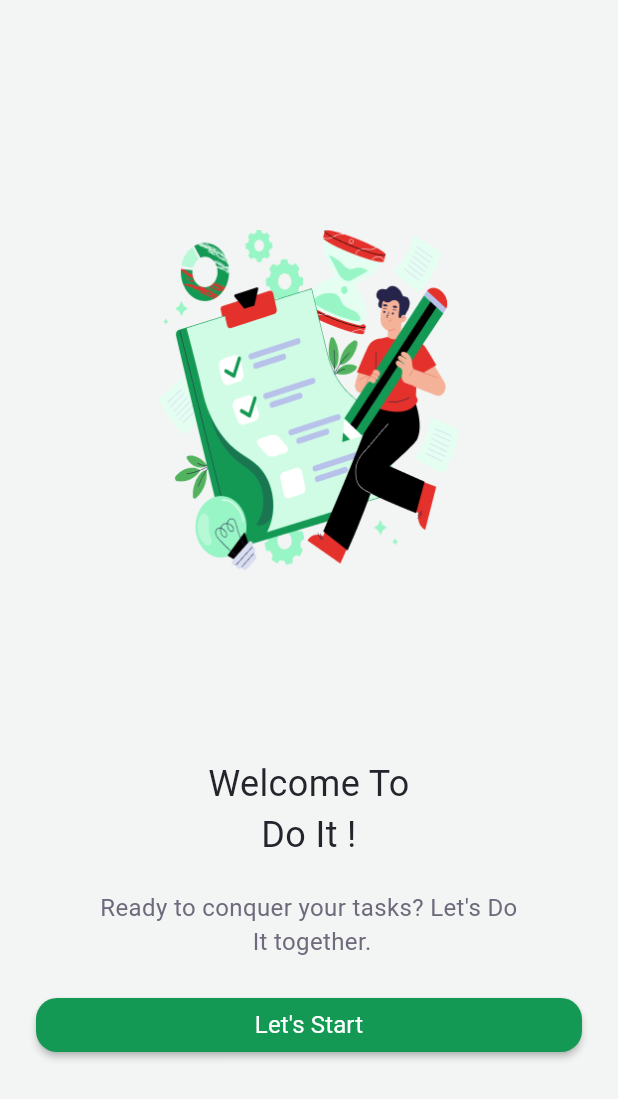
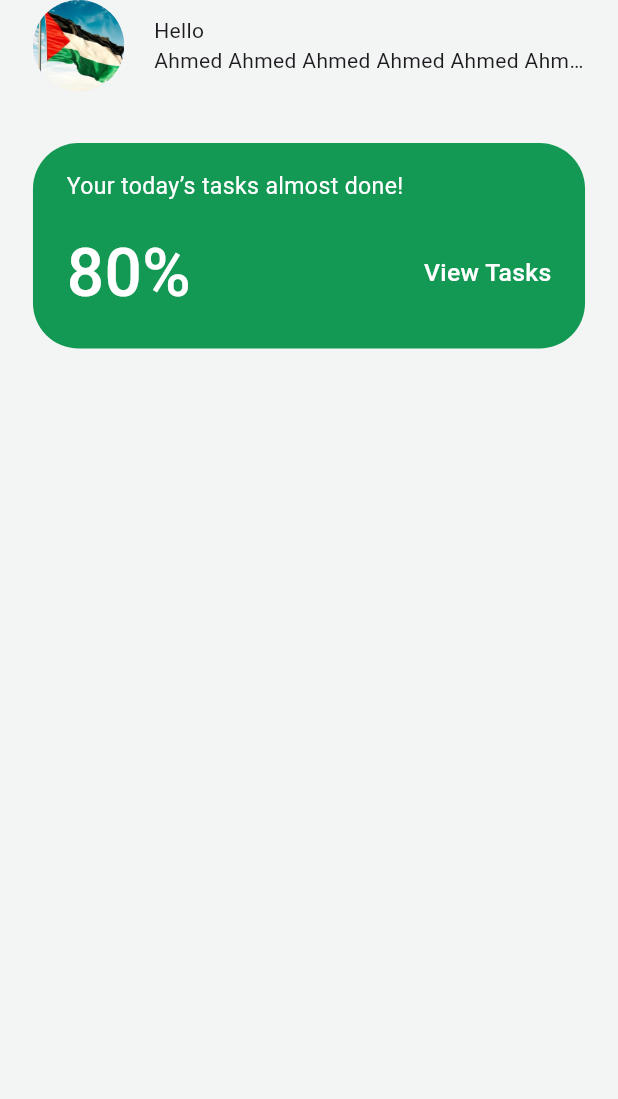
Before and after one commit to ahmedsalem2002m/mobile_NTI_training_tasks, a Flutter app: the screen it shows after launch, on a phone screen of 412 x 824 dp. Shown: the top 1099 px of the screen. Run offline on Flutter 3.47's test engine with Material 3 defaults, Android fonts, the phone set to English and light mode, and no system bars; our stand-ins replace flutter_screenutil, flutter_svg.

Commit message:
add home view part one

```diff
--- /dev/null
+++ b/weak_4/nti_todo_app/lib/core/utils/app_paddings.dart
@@ -0,0 +1,6 @@
+import 'package:flutter/material.dart';
+import 'package:flutter_screenutil/flutter_screenutil.dart';
+
+abstract class AppPaddings{
+  static var defaultHomePadding = EdgeInsets.symmetric(horizontal: 20.0.w);
+}
--- a/weak_4/nti_todo_app/lib/core/widgets/default_btn.dart
+++ b/weak_4/nti_todo_app/lib/core/widgets/default_btn.dart
@@ -1,5 +1,5 @@
 import 'package:flutter/material.dart';
-import '../utils/colors.dart';
+import '../utils/app_colors.dart';
 
 class DefaultBtn extends StatelessWidget {
   const DefaultBtn({super.key, required this.onPressed, required this.text});
--- a/weak_4/nti_todo_app/lib/core/widgets/default_form_field.dart
+++ b/weak_4/nti_todo_app/lib/core/widgets/default_form_field.dart
@@ -1,5 +1,5 @@
 import 'package:flutter/material.dart';
-import '../utils/colors.dart';
+import '../utils/app_colors.dart';
 
 class DefaultFormField extends StatefulWidget {
   const DefaultFormField(
--- /dev/null
+++ b/weak_4/nti_todo_app/lib/features/home/view/home_view.dart
@@ -0,0 +1,35 @@
+import 'package:flutter/material.dart';
+import 'package:flutter_screenutil/flutter_screenutil.dart';
+import '../../../core/utils/app_paddings.dart';
+import 'widgets/default_app_bar.dart';
+import 'widgets/progress_container.dart';
+
+class HomeView extends StatelessWidget {
+  const HomeView({super.key});
+
+  @override
+  Widget build(BuildContext context) {
+    return Scaffold(
+      body: SafeArea(
+        child: Column(
+          children:
+          [
+            Padding(
+              padding: AppPaddings.defaultHomePadding,
+              child: Column(
+                children:
+                [
+                  DefaultAppBar(),
+                  SizedBox(height: 34.h,),
+                  ProgressContainer()
+
+                ],
+              ),
+            ),
+
+          ],
+        ),
+      ),
+    );
+  }
+}
--- /dev/null
+++ b/weak_4/nti_todo_app/lib/features/home/view/widgets/default_app_bar.dart
@@ -0,0 +1,39 @@
+import 'package:flutter/material.dart';
+import 'package:flutter_screenutil/flutter_screenutil.dart';
+
+import '../../../../core/utils/app_assets.dart';
+
+class DefaultAppBar extends StatelessWidget {
+  const DefaultAppBar({super.key});
+
+  @override
+  Widget build(BuildContext context) {
+    return Row(
+      children:
+      [
+        CircleAvatar(
+          backgroundImage: AssetImage(AppAssets.flag),
+          radius: 30.r,
+        ),
+        SizedBox(
+          width: 18.0.w,
+        ),
+        Expanded(
+          child: Column(
+            crossAxisAlignment: CrossAxisAlignment.start,
+            children:
+            [
+              Text('Hello'),
+              Text('Ahmed Ahmed Ahmed Ahmed Ahmed Ahmed Ahmed Ahmed Ahmed Ahmed Ahmed ',
+                maxLines: 1,
+                overflow: TextOverflow.ellipsis,
+              ),
+
+            ],
+          ),
+        )
+
+      ],
+    );
+  }
+}
--- /dev/null
+++ b/weak_4/nti_todo_app/lib/features/home/view/widgets/progress_container.dart
@@ -0,0 +1,57 @@
+import 'package:flutter/material.dart';
+import 'package:flutter_screenutil/flutter_screenutil.dart';
+
+import '../../../../core/utils/app_colors.dart';
+
+class ProgressContainer extends StatelessWidget {
+  const ProgressContainer({super.key});
+
+  @override
+  Widget build(BuildContext context) {
+    return Container(
+      width: double.infinity,
+      height: 135.h,
+      decoration: BoxDecoration(
+          color: AppColors.primary,
+          borderRadius: BorderRadius.circular(30.r)
+      ),
+      padding: REdgeInsets.symmetric(
+          horizontal: 22,
+          vertical: 18
+      ),
+      child: Column(
+        crossAxisAlignment: CrossAxisAlignment.start,
+        mainAxisAlignment: MainAxisAlignment.spaceBetween,
+        children:
+        [
+          Text('Your today’s tasks almost done!',
+            style: TextStyle(
+                color: AppColors.white,
+                fontSize: 14.sp,
+                fontWeight: FontWeight.w400
+
+            ),),
+          Row(
+            mainAxisAlignment: MainAxisAlignment.spaceBetween,
+            children:
+            [
+              Text('80%',style: TextStyle(
+                  color: AppColors.white,
+                  fontSize: 40.sp,
+                  fontWeight: FontWeight.w500
+
+              ),) ,
+              Text('View Tasks',style: TextStyle(
+                  color: AppColors.white,
+                  fontSize: 15.sp,
+                  fontWeight: FontWeight.w500
+
+              ),)
+            ],
+          )
+
+        ],
+      ),
+    );
+  }
+}
--- a/weak_4/nti_todo_app/lib/features/lets_start/view/view/lets_start_view.dart
+++ b/weak_4/nti_todo_app/lib/features/lets_start/view/view/lets_start_view.dart
@@ -1,5 +1,5 @@
 import 'package:flutter/material.dart';
-import 'package:nti_todo_app/core/utils/AppAssets.dart';
+import 'package:nti_todo_app/core/utils/app_assets.dart';
 
 import '../../../register/view/register_view.dart';
 
--- a/weak_4/nti_todo_app/lib/features/login/view/login_view.dart
+++ b/weak_4/nti_todo_app/lib/features/login/view/login_view.dart
@@ -5,7 +5,7 @@ import 'package:nti_todo_app/features/register/view/register_view.dart';
 import 'package:nti_todo_app/features/register/view/widgets/defualt_text.dart';
 
 import '../../../../core/widgets/default_btn.dart';
-import '../../../core/utils/AppAssets.dart';
+import '../../../core/utils/app_assets.dart';
 
 class LoginView extends StatefulWidget {
   LoginView({super.key});
--- a/weak_4/nti_todo_app/lib/features/register/view/register_view.dart
+++ b/weak_4/nti_todo_app/lib/features/register/view/register_view.dart
@@ -1,6 +1,6 @@
 import 'package:flutter/material.dart';
 import 'package:flutter_svg/flutter_svg.dart';
-import 'package:nti_todo_app/core/utils/AppAssets.dart';
+import 'package:nti_todo_app/core/utils/app_assets.dart';
 import 'package:nti_todo_app/core/widgets/default_form_field.dart';
 import 'package:nti_todo_app/features/register/view/widgets/defualt_text.dart';
 
--- a/weak_4/nti_todo_app/lib/features/register/view/widgets/defualt_text.dart
+++ b/weak_4/nti_todo_app/lib/features/register/view/widgets/defualt_text.dart
@@ -1,5 +1,5 @@
 import 'package:flutter/material.dart';
-import 'package:nti_todo_app/core/utils/colors.dart';
+import 'package:nti_todo_app/core/utils/app_colors.dart';
 
 class DefaultText extends StatelessWidget {
   DefaultText({super.key,required this.text_1,required this.text_2,this.onTap});
--- a/weak_4/nti_todo_app/lib/features/splash/view/view/splash_view.dart
+++ b/weak_4/nti_todo_app/lib/features/splash/view/view/splash_view.dart
@@ -1,7 +1,7 @@
 import 'dart:async';
 
 import 'package:flutter/material.dart';
-import 'package:nti_todo_app/core/utils/AppAssets.dart';
+import 'package:nti_todo_app/core/utils/app_assets.dart';
 
 import '../../../lets_start/view/view/lets_start_view.dart';
 
--- a/weak_4/nti_todo_app/lib/main.dart
+++ b/weak_4/nti_todo_app/lib/main.dart
@@ -1,5 +1,7 @@
 import 'package:flutter/material.dart';
-import 'package:nti_todo_app/core/utils/colors.dart';
+import 'package:flutter_screenutil/flutter_screenutil.dart';
+import 'package:nti_todo_app/core/utils/app_colors.dart';
+import 'package:nti_todo_app/features/home/view/home_view.dart';
 import 'features/splash/view/view/splash_view.dart';
 
 void main(){
@@ -10,12 +12,15 @@ class MyApp extends StatelessWidget {
 
   @override
   Widget build(BuildContext context) {
-    return MaterialApp(
-      theme: ThemeData(
-        scaffoldBackgroundColor: AppColors.background
+    return ScreenUtilInit(
+      designSize: const Size(375, 812),
+      builder: (context,widget)=> MaterialApp(
+        theme: ThemeData(
+          scaffoldBackgroundColor: AppColors.background
+        ),
+        debugShowCheckedModeBanner: false,
+        home: HomeView()
       ),
-      debugShowCheckedModeBanner: false,
-      home: SplashView()
     );
   }
 }
--- a/weak_4/nti_todo_app/pubspec.yaml
+++ b/weak_4/nti_todo_app/pubspec.yaml
@@ -35,6 +35,7 @@ dependencies:
   # Use with the CupertinoIcons class for iOS style icons.
   cupertino_icons: ^1.0.8
   flutter_svg: ^2.2.0
+  flutter_screenutil: ^5.9.3
 
 dev_dependencies:
   flutter_test:
```
Also changed, not shown: weak_4/nti_todo_app/lib/core/utils/app_assets.dart (renamed from weak_4/nti_todo_app/lib/core/utils/AppAssets.dart), weak_4/nti_todo_app/lib/core/utils/app_colors.dart (renamed from weak_4/nti_todo_app/lib/core/utils/colors.dart), weak_4/nti_todo_app/pubspec.lock.
